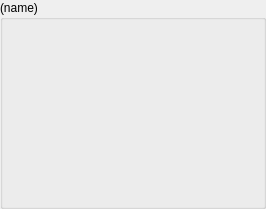
Qt form tools/FlowSystemDesigner/Ui_QFlowComponentInstance.ui (mckelley3v/BlackBox) before a commit.
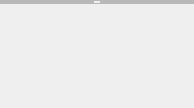
The same form after that commit.

Diff of the .ui file:
```diff
--- a/tools/FlowSystemDesigner/Ui_QFlowComponentInstance.ui
+++ b/tools/FlowSystemDesigner/Ui_QFlowComponentInstance.ui
@@ -6,8 +6,8 @@
    <rect>
     <x>0</x>
     <y>0</y>
-    <width>266</width>
-    <height>209</height>
+    <width>194</width>
+    <height>108</height>
    </rect>
   </property>
   <property name="windowTitle">
@@ -21,12 +21,66 @@
     <number>0</number>
    </property>
    <item>
-    <widget class="QGroupBox" name="name">
-     <property name="title">
-      <string>(name)</string>
+    <widget class="QFrame" name="portFrame">
+     <property name="frameShape">
+      <enum>QFrame::StyledPanel</enum>
      </property>
+     <property name="frameShadow">
+      <enum>QFrame::Raised</enum>
+     </property>
+     <layout class="QHBoxLayout" name="horizontalLayout">
+      <property name="margin">
+       <number>0</number>
+      </property>
+      <item>
+       <widget class="QFrame" name="inputPortFrame">
+        <property name="frameShape">
+         <enum>QFrame::StyledPanel</enum>
+        </property>
+        <property name="frameShadow">
+         <enum>QFrame::Raised</enum>
+        </property>
+        <layout class="QVBoxLayout" name="verticalLayout_1">
+         <property name="margin">
+          <number>0</number>
+         </property>
+        </layout>
+       </widget>
+      </item>
+      <item>
+       <widget class="QFrame" name="outputPortFrame">
+        <property name="layoutDirection">
+         <enum>Qt::RightToLeft</enum>
+        </property>
+        <property name="frameShape">
+         <enum>QFrame::StyledPanel</enum>
+        </property>
+        <property name="frameShadow">
+         <enum>QFrame::Raised</enum>
+        </property>
+        <layout class="QVBoxLayout" name="verticalLayout_2">
+         <property name="margin">
+          <number>0</number>
+         </property>
+        </layout>
+       </widget>
+      </item>
+     </layout>
     </widget>
    </item>
+   <item>
+    <spacer name="verticalSpacer">
+     <property name="orientation">
+      <enum>Qt::Vertical</enum>
+     </property>
+     <property name="sizeHint" stdset="0">
+      <size>
+       <width>20</width>
+       <height>40</height>
+      </size>
+     </property>
+    </spacer>
+   </item>
   </layout>
  </widget>
  <resources/>
```
Left out of the diff: 6 changed lines with no effect on the pictures.
